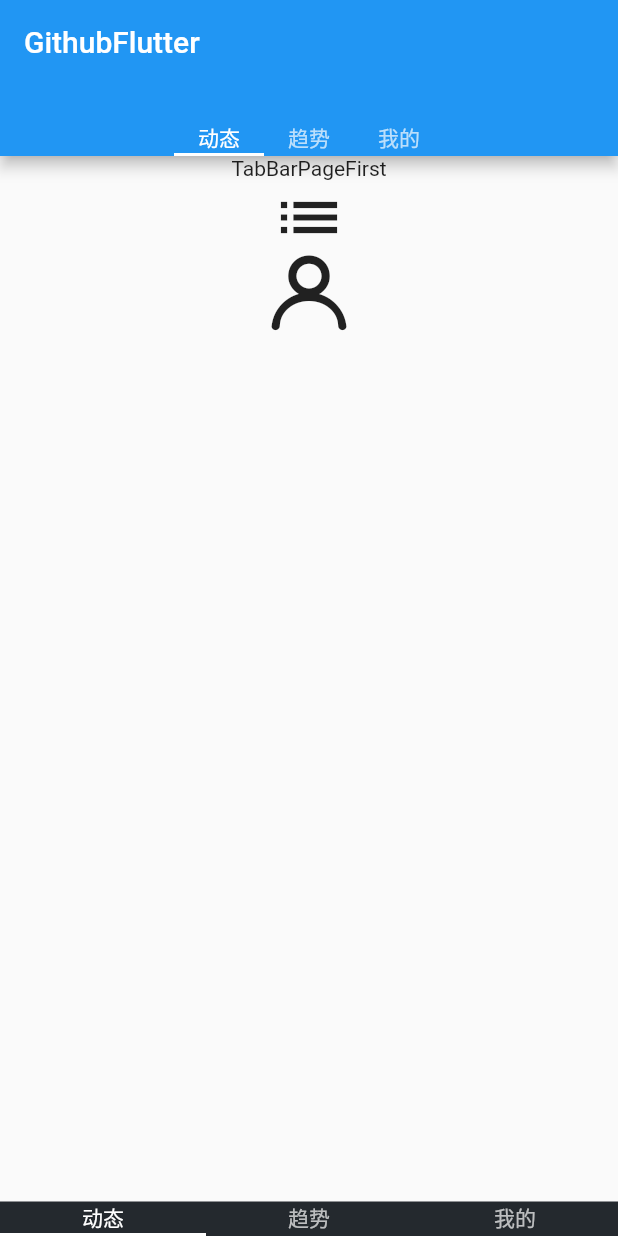
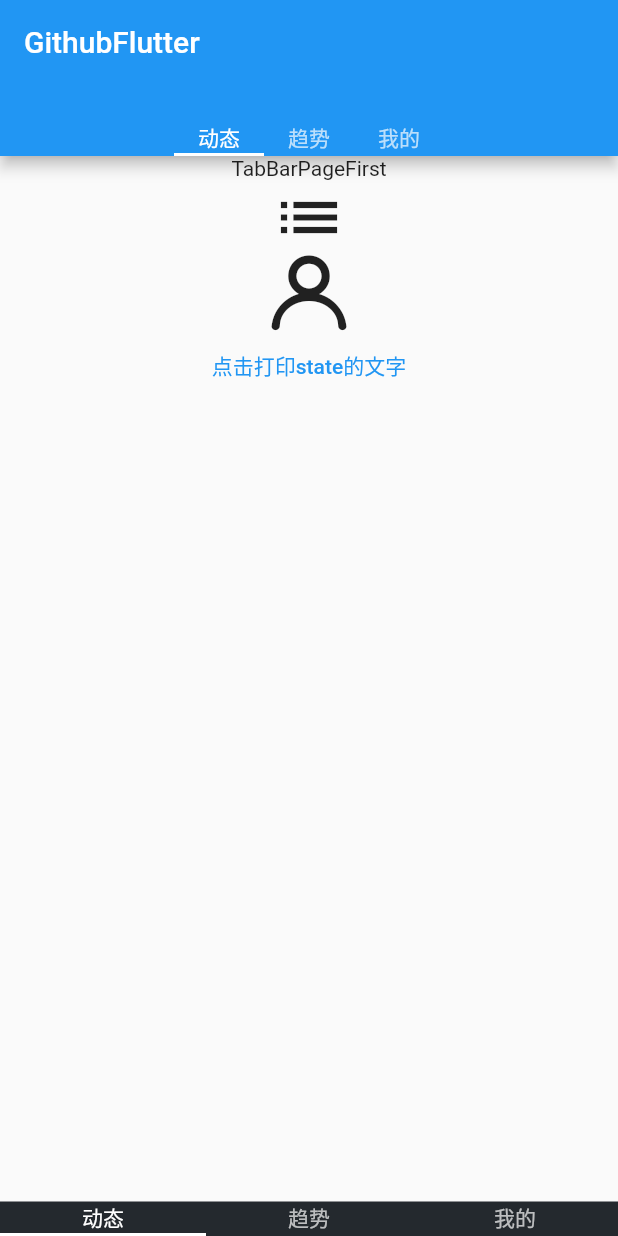
Before and after one commit to 18334581089/Flutter-Notebook, a Flutter app: the screen it shows after launch, after a tap on "点击跳转TabBar页面,并且无法返回", on a phone screen of 412 x 824 dp. Run offline on Flutter 3.47's test engine with Material 2 defaults, Android fonts, the phone set to English and light mode, and no system bars; our stand-ins replace dio, flutter_redux, flutter_spinkit, redux.

Commit message:
OverView： BUG： Description：

```diff
--- a/lib/baseWidget/TabBarPageFirst.dart
+++ b/lib/baseWidget/TabBarPageFirst.dart
@@ -1,4 +1,5 @@
 import 'package:flutter/material.dart';
+import 'package:flutter_redux/flutter_redux.dart';
 
 class TabBarPageFirst extends StatefulWidget {
   const TabBarPageFirst({Key? key}) : super(key: key);
@@ -27,6 +28,11 @@ class _TabBarPageFirstState extends State<TabBarPageFirst>
         Text('TabBarPageFirst'),
         Icon(Icons.list, size: 50.0),
         Icon(IconData(0xe6d0, fontFamily: "wxcIconFont"), size: 50.0),
+        TextButton(
+            onPressed: () {
+              print(StoreProvider.of(context).state.toString());
+            },
+            child: Text('点击打印state的文字'))
       ],
     );
   }
```
Also changed, not shown: 1 other file.
